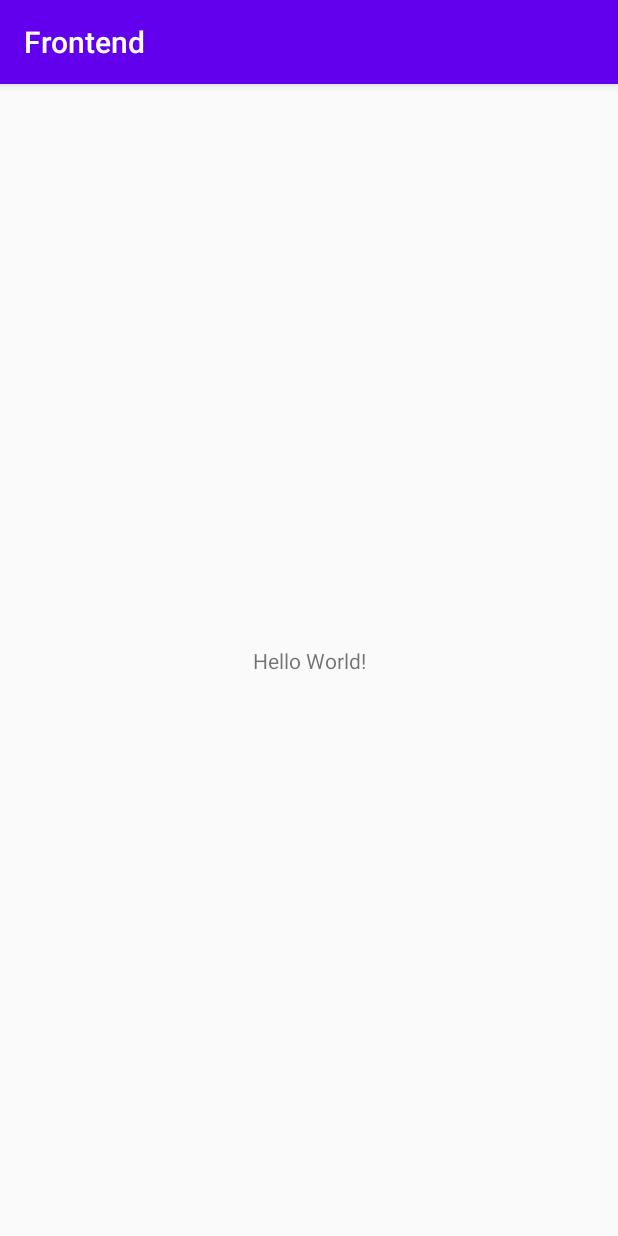
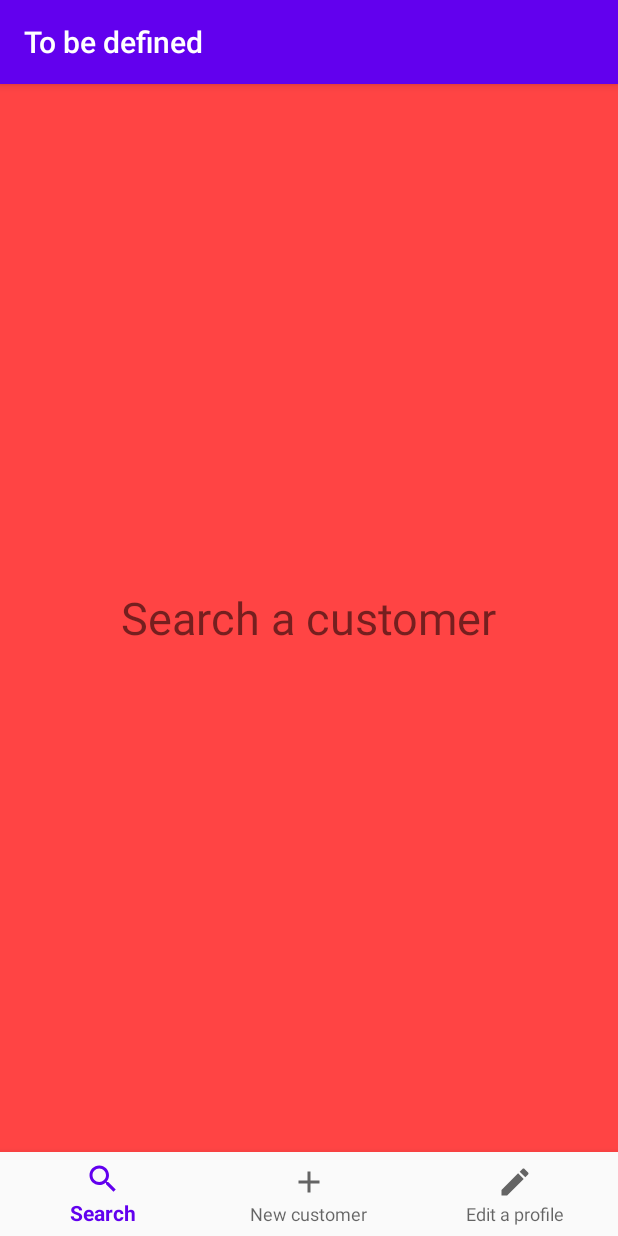
Before and after one commit to alex800125/TCC, an Android app: the screen it shows after launch (MainActivity), on a phone screen of 412 x 824 dp. Run offline under Robolectric (Android 15) with nearby library versions, the light colour scheme and no system bars.

Commit message:
First implementation of user app.    - This commit contains the BottomNavigationView implemented;

```diff
--- a/Frontend/app/build.gradle
+++ b/Frontend/app/build.gradle
@@ -6,7 +6,7 @@ android {
 
     defaultConfig {
         applicationId "com.example.frontend"
-        minSdkVersion 19
+        minSdkVersion 26
         targetSdkVersion 29
         versionCode 1
         versionName "1.0"
@@ -26,9 +26,10 @@ android {
 dependencies {
     implementation fileTree(dir: 'libs', include: ['*.jar'])
 
-    implementation 'androidx.appcompat:appcompat:1.0.2'
+    implementation 'androidx.appcompat:appcompat:1.1.0'
     implementation 'androidx.constraintlayout:constraintlayout:1.1.3'
     testImplementation 'junit:junit:4.12'
     androidTestImplementation 'androidx.test.ext:junit:1.1.1'
     androidTestImplementation 'androidx.test.espresso:espresso-core:3.2.0'
+    implementation 'com.google.android.material:material:1.1.0'
 }
--- a/Frontend/app/src/main/java/com/example/frontend/MainActivity.java
+++ b/Frontend/app/src/main/java/com/example/frontend/MainActivity.java
@@ -1,8 +1,13 @@
 package com.example.frontend;
 
+import android.os.Bundle;
+import android.view.MenuItem;
+
+import androidx.annotation.NonNull;
 import androidx.appcompat.app.AppCompatActivity;
+import androidx.fragment.app.Fragment;
 
-import android.os.Bundle;
+import com.google.android.material.bottomnavigation.BottomNavigationView;
 
 public class MainActivity extends AppCompatActivity {
 
@@ -10,5 +15,37 @@ public class MainActivity extends AppCompatActivity {
     protected void onCreate(Bundle savedInstanceState) {
         super.onCreate(savedInstanceState);
         setContentView(R.layout.activity_main);
+
+        BottomNavigationView bottomNav = findViewById(R.id.bottom_navigation);
+        bottomNav.setOnNavigationItemSelectedListener(navListener);
+
+        //I added this if statement to keep the selected fragment when rotating the device
+        if (savedInstanceState == null) {
+            getSupportFragmentManager().beginTransaction().replace(R.id.fragment_container,
+                    new Search()).commit();
+        }
     }
+
+    private BottomNavigationView.OnNavigationItemSelectedListener navListener =
+            new BottomNavigationView.OnNavigationItemSelectedListener() {
+
+                @Override
+                public boolean onNavigationItemSelected(@NonNull MenuItem item) {
+                    Fragment selectedFragment = null;
+                    switch (item.getItemId()) {
+                        case R.id.navigation_search:
+                            selectedFragment = new Search();
+                            break;
+                        case R.id.navigation_create:
+                            selectedFragment = new Create();
+                            break;
+                        case R.id.navigation_edit:
+                            selectedFragment = new Edit();
+                            break;
+                    }
+                    getSupportFragmentManager().beginTransaction().replace(R.id.fragment_container,
+                            selectedFragment).commit();
+                    return true;
+                }
+            };
 }
--- /dev/null
+++ b/Frontend/app/src/main/java/com/example/frontend/Search.java
@@ -0,0 +1,19 @@
+package com.example.frontend;
+
+import android.os.Bundle;
+import android.view.LayoutInflater;
+import android.view.View;
+import android.view.ViewGroup;
+
+import androidx.annotation.NonNull;
+import androidx.annotation.Nullable;
+import androidx.fragment.app.Fragment;
+
+public class Search extends Fragment {
+
+    @Nullable
+    @Override
+    public View onCreateView(@NonNull LayoutInflater inflater, @Nullable ViewGroup container, @Nullable Bundle savedInstanceState) {
+        return inflater.inflate(R.layout.search, container, false);
+    }
+}
--- /dev/null
+++ b/Frontend/app/src/main/res/drawable/ic_create_black_24dp.xml
@@ -0,0 +1,9 @@
+<vector xmlns:android="http://schemas.android.com/apk/res/android"
+        android:width="24dp"
+        android:height="24dp"
+        android:viewportWidth="24.0"
+        android:viewportHeight="24.0">
+    <path
+        android:fillColor="#FF000000"
+        android:pathData="M19,13h-6v6h-2v-6H5v-2h6V5h2v6h6v2z"/>
+</vector>
--- /dev/null
+++ b/Frontend/app/src/main/res/drawable/ic_edit_black_24dp.xml
@@ -0,0 +1,9 @@
+<vector xmlns:android="http://schemas.android.com/apk/res/android"
+        android:width="24dp"
+        android:height="24dp"
+        android:viewportWidth="24.0"
+        android:viewportHeight="24.0">
+    <path
+        android:fillColor="#FF000000"
+        android:pathData="M3,17.25V21h3.75L17.81,9.94l-3.75,-3.75L3,17.25zM20.71,7.04c0.39,-0.39 0.39,-1.02 0,-1.41l-2.34,-2.34c-0.39,-0.39 -1.02,-0.39 -1.41,0l-1.83,1.83 3.75,3.75 1.83,-1.83z"/>
+</vector>
--- /dev/null
+++ b/Frontend/app/src/main/res/drawable/ic_search_black_24dp.xml
@@ -0,0 +1,9 @@
+<vector xmlns:android="http://schemas.android.com/apk/res/android"
+        android:width="24dp"
+        android:height="24dp"
+        android:viewportWidth="24.0"
+        android:viewportHeight="24.0">
+    <path
+        android:fillColor="#FF000000"
+        android:pathData="M15.5,14h-0.79l-0.28,-0.27C15.41,12.59 16,11.11 16,9.5 16,5.91 13.09,3 9.5,3S3,5.91 3,9.5 5.91,16 9.5,16c1.61,0 3.09,-0.59 4.23,-1.57l0.27,0.28v0.79l5,4.99L20.49,19l-4.99,-5zM9.5,14C7.01,14 5,11.99 5,9.5S7.01,5 9.5,5 14,7.01 14,9.5 11.99,14 9.5,14z"/>
+</vector>
--- a/Frontend/app/src/main/res/layout/activity_main.xml
+++ b/Frontend/app/src/main/res/layout/activity_main.xml
@@ -1,18 +1,23 @@
 <?xml version="1.0" encoding="utf-8"?>
-<androidx.constraintlayout.widget.ConstraintLayout xmlns:android="http://schemas.android.com/apk/res/android"
+<RelativeLayout xmlns:android="http://schemas.android.com/apk/res/android"
     xmlns:app="http://schemas.android.com/apk/res-auto"
     xmlns:tools="http://schemas.android.com/tools"
     android:layout_width="match_parent"
     android:layout_height="match_parent"
     tools:context=".MainActivity">
 
-    <TextView
-        android:layout_width="wrap_content"
+    <FrameLayout
+        android:id="@+id/fragment_container"
+        android:layout_width="match_parent"
+        android:layout_height="match_parent"
+        android:layout_above="@id/bottom_navigation" />
+
+    <com.google.android.material.bottomnavigation.BottomNavigationView
+        android:id="@+id/bottom_navigation"
+        android:layout_width="match_parent"
         android:layout_height="wrap_content"
-        android:text="Hello World!"
-        app:layout_constraintBottom_toBottomOf="parent"
-        app:layout_constraintLeft_toLeftOf="parent"
-        app:layout_constraintRight_toRightOf="parent"
-        app:layout_constraintTop_toTopOf="parent" />
+        android:layout_alignParentBottom="true"
+        android:background="?android:attr/windowBackground"
+        app:menu="@menu/bottom_navigation" />
 
-</androidx.constraintlayout.widget.ConstraintLayout>
+</RelativeLayout>
--- /dev/null
+++ b/Frontend/app/src/main/res/layout/search.xml
@@ -0,0 +1,14 @@
+<?xml version="1.0" encoding="utf-8"?>
+<RelativeLayout xmlns:android="http://schemas.android.com/apk/res/android"
+    android:layout_width="match_parent"
+    android:layout_height="match_parent"
+    android:background="@android:color/holo_red_light">
+
+    <TextView
+        android:layout_width="wrap_content"
+        android:layout_height="wrap_content"
+        android:layout_centerInParent="true"
+        android:text="@string/text_search"
+        android:textSize="30sp" />
+
+</RelativeLayout>
--- /dev/null
+++ b/Frontend/app/src/main/res/menu/bottom_navigation.xml
@@ -0,0 +1,15 @@
+<?xml version="1.0" encoding="utf-8"?>
+<menu xmlns:android="http://schemas.android.com/apk/res/android">
+    <item
+        android:id="@+id/navigation_search"
+        android:icon="@drawable/ic_search_black_24dp"
+        android:title="@string/title_search" />
+    <item
+        android:id="@+id/navigation_create"
+        android:icon="@drawable/ic_create_black_24dp"
+        android:title="@string/title_create" />
+    <item
+        android:id="@+id/navigation_edit"
+        android:icon="@drawable/ic_edit_black_24dp"
+        android:title="@string/title_edit" />
+</menu>
--- a/Frontend/app/src/main/res/values/strings.xml
+++ b/Frontend/app/src/main/res/values/strings.xml
@@ -1,3 +1,12 @@
 <resources>
-    <string name="app_name">Frontend</string>
+    <string name="app_name">To be defined</string>
+
+    <string name="title_search">Search</string>
+    <string name="text_search">Search a customer</string>
+
+    <string name="title_create">New customer</string>
+    <string name="text_create">Create a new customer profile</string>
+
+    <string name="title_edit">Edit a profile</string>
+    <string name="text_edit">Edit a customer profile</string>
 </resources>
```
Also changed, not shown: Frontend/app/src/main/java/com/example/frontend/Create.java (added, +19 -0 lines), Frontend/app/src/main/java/com/example/frontend/Edit.java (added, +19 -0 lines), Frontend/app/src/main/res/layout/create.xml (added, +14 -0 lines), Frontend/app/src/main/res/layout/edit.xml (added, +14 -0 lines).
